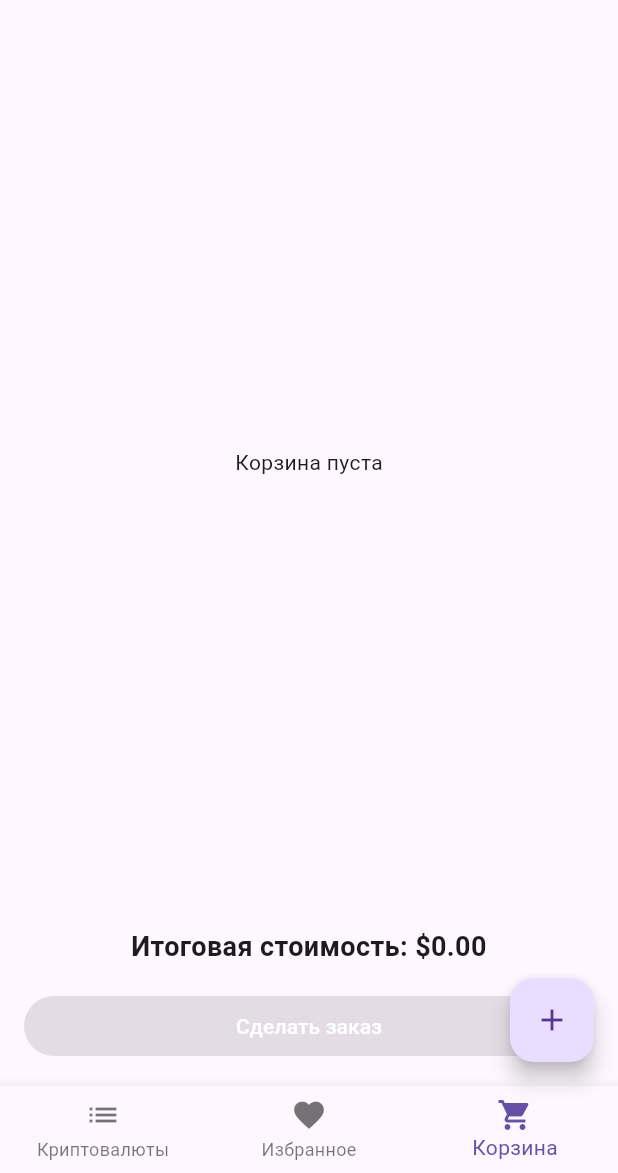
After one commit to dlc-01/dlc_study_Flutter, a Flutter app: the screen it shows after launch, item 3 of the bottom bar chosen, on a phone screen of 412 x 824 dp, the part 63-1236 px from its top. The commit adds this screen. Run offline on Flutter 3.47's test engine with Material 3 defaults, Android fonts, the phone set to English and light mode, and no system bars; network calls fail.

Commit message:
refactor: pages

```diff
--- /dev/null
+++ b/lib/screens/cart_page.dart
@@ -0,0 +1,71 @@
+import 'package:flutter/material.dart';
+import '../models/crypto.dart';
+
+class CartPage extends StatelessWidget {
+  final Map<Crypto, double> cart;
+  final Function(Crypto) onRemoveFromCart;
+  final double totalPrice;
+
+  const CartPage({
+    Key? key,
+    required this.cart,
+    required this.onRemoveFromCart,
+    required this.totalPrice,
+  }) : super(key: key);
+
+  @override
+  Widget build(BuildContext context) {
+    return Column(
+      children: [
+        Expanded(
+          child: cart.isEmpty
+              ? const Center(child: Text('Корзина пуста'))
+              : ListView.builder(
+            itemCount: cart.length,
+            itemBuilder: (context, index) {
+              final crypto = cart.keys.elementAt(index);
+              final amount = cart[crypto]!;
+              return ListTile(
+                leading: Image.network(crypto.imageUrl, width: 40),
+                title: Text(crypto.name),
+                subtitle: Text(
+                    'Количество: ${amount.toStringAsFixed(8)} (${(amount * crypto.price).toStringAsFixed(2)} \$)'),
+                trailing: IconButton(
+                  icon: const Icon(Icons.remove_circle_outline),
+                  onPressed: () => onRemoveFromCart(crypto),
+                ),
+              );
+            },
+          ),
+        ),
+        Padding(
+          padding: const EdgeInsets.all(16.0),
+          child: Column(
+            crossAxisAlignment: CrossAxisAlignment.stretch,
+            children: [
+              Text(
+                'Итоговая стоимость: \$${totalPrice.toStringAsFixed(2)}',
+                style: const TextStyle(
+                  fontSize: 18,
+                  fontWeight: FontWeight.bold,
+                ),
+                textAlign: TextAlign.center,
+              ),
+              const SizedBox(height: 16),
+              ElevatedButton(
+                onPressed: null,
+                style: ElevatedButton.styleFrom(
+                  backgroundColor: Colors.grey,
+                ),
+                child: const Text(
+                  'Сделать заказ',
+                  style: TextStyle(color: Colors.white),
+                ),
+              ),
+            ],
+          ),
+        ),
+      ],
+    );
+  }
+}
```
Also changed, not shown: lib/screens/crypto_list_page.dart (added, +43 -0 lines), lib/screens/favorites_page.dart (added, +42 -0 lines), lib/screens/home_page.dart (+65 -131 lines).
